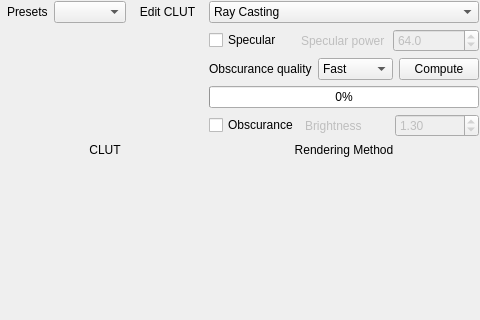
Before: the Qt Designer form starviewer/src/extensions/playground/volume3dviewtesting/qvolume3dviewtestingextensionbase.ui in starviewer-medical/starviewer, drawn with Qt 5; both pictures show x 328 to 808 and y 0 to 320 of the 808 by 773 pixel window.
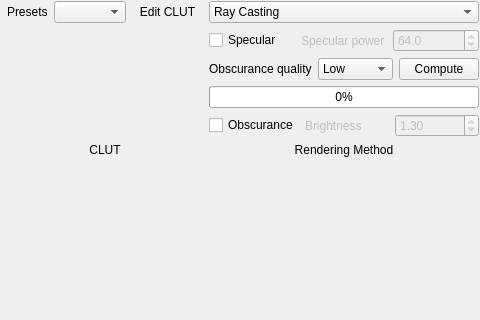
After: the same form once the commit is applied. Icons and pictures are not drawn. Custom widgets are drawn as their Qt base class.

The edit to the form file:
```diff
--- a/starviewer/src/extensions/playground/volume3dviewtesting/qvolume3dviewtestingextensionbase.ui
+++ b/starviewer/src/extensions/playground/volume3dviewtesting/qvolume3dviewtestingextensionbase.ui
@@ -534,7 +534,7 @@
              <widget class="QComboBox" name="m_obscuranceQualityComboBox" >
               <item>
                <property name="text" >
-                <string>Fast</string>
+                <string>Low</string>
                </property>
               </item>
               <item>
```
Left out of the diff: 2 changed lines with no effect on the pictures.
